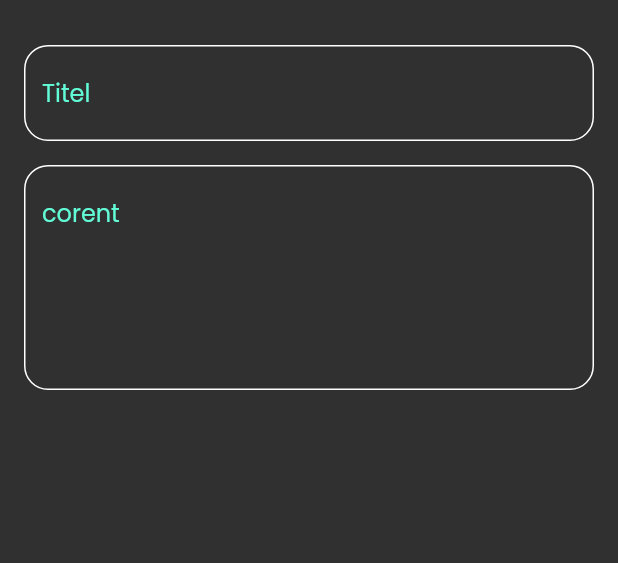
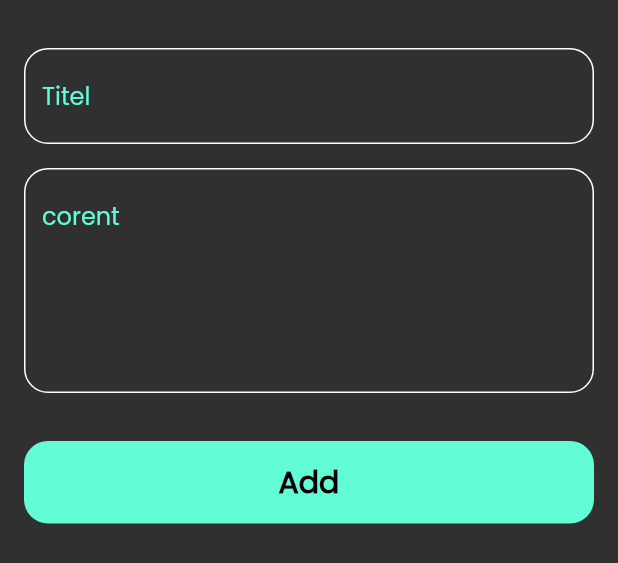
Before and after one commit to abdallh18/notes_app, a Flutter app: the AddNoteBottomSheet widget shown alone on an empty page, opened directly, on a phone screen of 412 x 824 dp. Shown: the top 563 px of the screen. Run offline on Flutter 3.47's test engine with Material 2 defaults, Android fonts, the phone set to English and light mode, and no system bars; our stand-ins replace font_awesome_flutter.

Commit message:
finish notes bottom sheet

```diff
--- a/lib/widgets/add_note_bottom_sheet.dart
+++ b/lib/widgets/add_note_bottom_sheet.dart
@@ -1,5 +1,7 @@
 import 'package:flutter/material.dart';
+import 'package:note_app/widgets/constants.dart';
 
+import 'custom_bottom.dart';
 import 'custom_text_field.dart';
 
 class AddNoteBottomSheet extends StatelessWidget {
@@ -9,10 +11,11 @@ class AddNoteBottomSheet extends StatelessWidget {
   Widget build(BuildContext context) {
     return Padding(
       padding: const EdgeInsets.symmetric(horizontal: 16),
+      child: SingleChildScrollView(
         child: Column(
           children: const [
             SizedBox(
-            height: 30,
+              height: 32,
             ),
             CustomTextField(
               hint: 'Titel',
@@ -24,7 +27,15 @@ class AddNoteBottomSheet extends StatelessWidget {
               hint: 'corent',
               maxLine: 5,
             ),
+            SizedBox(
+              height: 32,
+            ),
+            CustomButton(),
+            SizedBox(
+              height: 16,
+            ),
           ],
+        ),
       ),
     );
   }
--- /dev/null
+++ b/lib/widgets/custom_bottom.dart
@@ -0,0 +1,27 @@
+import 'package:flutter/material.dart';
+
+import 'constants.dart';
+
+class CustomButton extends StatelessWidget {
+  const CustomButton({super.key});
+
+  @override
+  Widget build(BuildContext context) {
+    return Container(
+      width: MediaQuery.of(context).size.width,
+      height: 55,
+      decoration: BoxDecoration(
+          color: KPrimaryColor, borderRadius: BorderRadius.circular(16)),
+      child: const Center(
+        child: Text(
+          'Add',
+          style: TextStyle(
+            color: Colors.black,
+            fontSize: 20,
+            fontWeight: FontWeight.bold,
+          ),
+        ),
+      ),
+    );
+  }
+}
```
Lines whose indentation alone changed are shown as unchanged.
